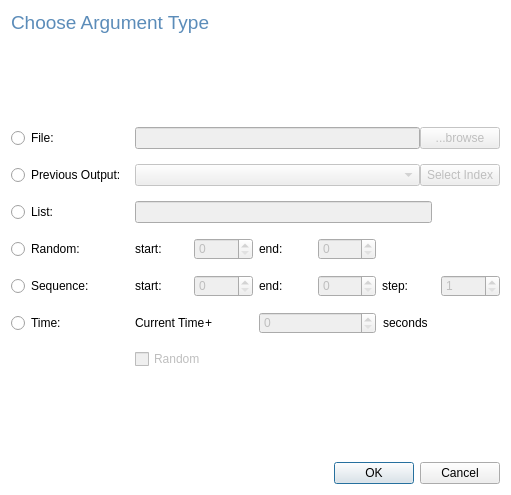
DaniCaballero/ide, file ui/Qt/Argument_Dialog_Alt.ui: the form before one commit.
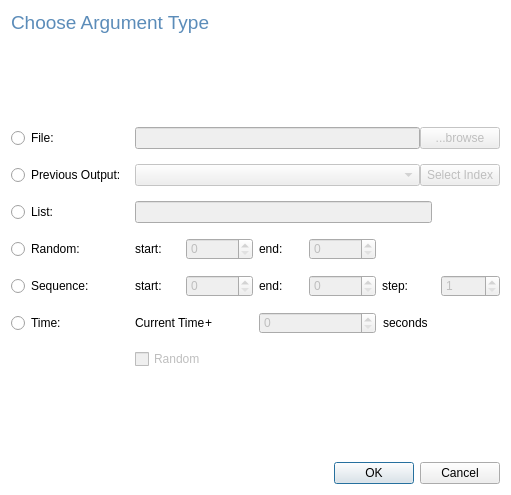
The form after the commit.

Diff of the .ui file:
```diff
--- a/ui/Qt/Argument_Dialog_Alt.ui
+++ b/ui/Qt/Argument_Dialog_Alt.ui
@@ -184,6 +184,9 @@
          <property name="enabled">
           <bool>false</bool>
          </property>
+         <property name="maximum">
+          <number>1000000000</number>
+         </property>
         </widget>
        </item>
       </layout>
@@ -202,6 +205,9 @@
          <property name="enabled">
           <bool>false</bool>
          </property>
+         <property name="maximum">
+          <number>1000000000</number>
+         </property>
         </widget>
        </item>
       </layout>
@@ -227,6 +233,9 @@
          <property name="enabled">
           <bool>false</bool>
          </property>
+         <property name="maximum">
+          <number>1000000000</number>
+         </property>
         </widget>
        </item>
       </layout>
@@ -245,6 +254,9 @@
          <property name="enabled">
           <bool>false</bool>
          </property>
+         <property name="maximum">
+          <number>1000000000</number>
+         </property>
         </widget>
        </item>
       </layout>
```
